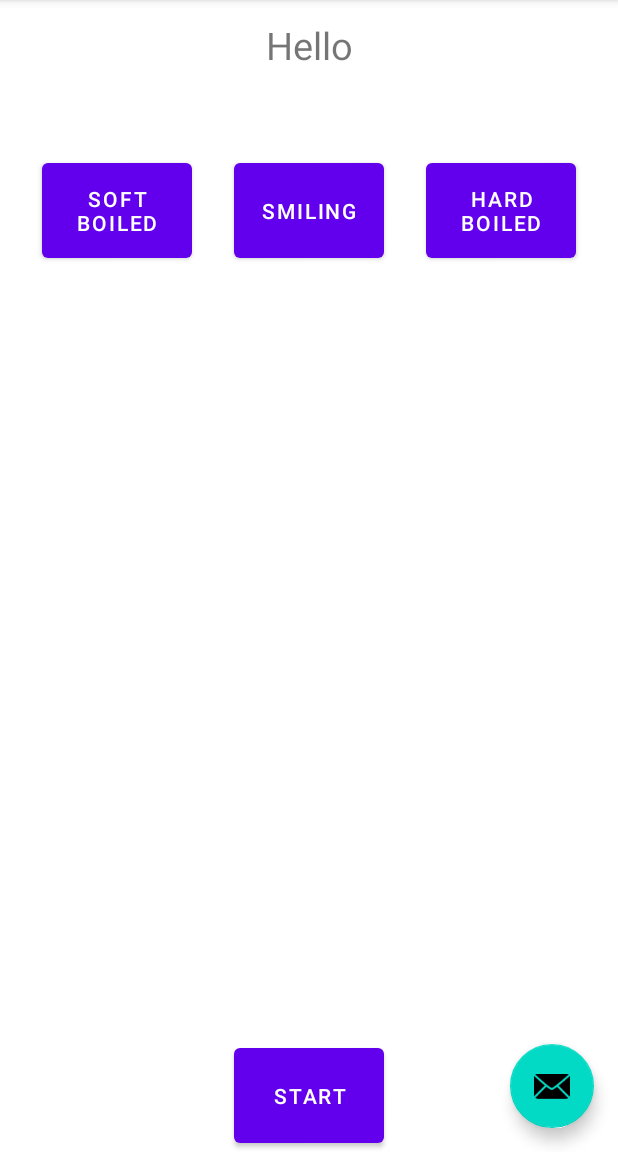
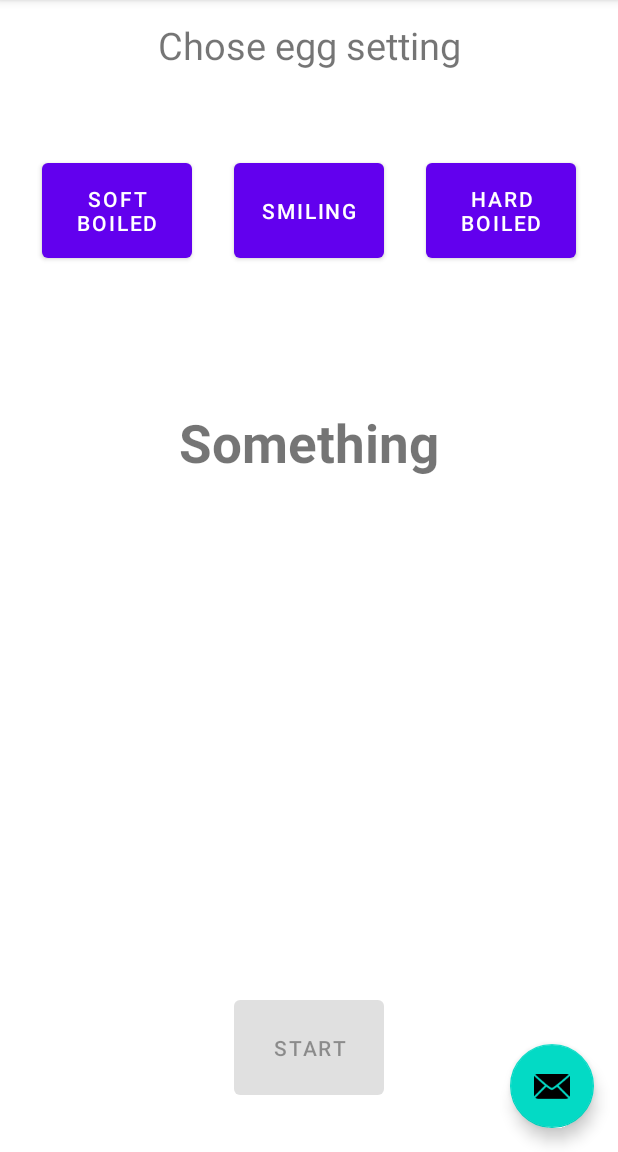
Before and after one commit to mart610k/EggWatch, an Android app: the screen it shows after launch (MainActivity), on a phone screen of 412 x 824 dp, the part 84-1236 px from its top. Run offline under Robolectric (Android 15) with nearby library versions, the phone set to English and light mode, and no system bars.

Commit message:
Set Time and GUI to work

```diff
--- a/app/src/main/res/layout/fragment_first.xml
+++ b/app/src/main/res/layout/fragment_first.xml
@@ -16,7 +16,7 @@
         <TextView
             android:layout_width="match_parent"
             android:layout_height="match_parent"
-            android:text="Hello"
+            android:text="@string/chose_egg_setting_text"
             android:textSize="25sp"
             android:gravity="center_horizontal|center_vertical"
             app:layout_constraintStart_toStartOf="parent"
@@ -25,15 +25,16 @@
     </androidx.constraintlayout.widget.ConstraintLayout>
 
     <androidx.constraintlayout.widget.ConstraintLayout
+        android:id="@+id/eggTypeButton_ConstraintLayout"
         android:layout_width="match_parent"
         android:layout_height="160dp"
         app:layout_constraintTop_toBottomOf="@+id/eggText_ConstraintLayout"
         app:layout_constraintVertical_bias="0.5"
-
         >
 
         <Button
             android:id="@+id/smiling_button"
+            android:onClick="onButtonSmilingClicked"
             android:layout_width="100dp"
             android:layout_height="75dp"
             android:width="5dp"
@@ -50,6 +51,7 @@
 
         <Button
             android:id="@+id/hard_boiled_button"
+            android:onClick="onButtonHardBoiledClicked"
             android:layout_width="100dp"
             android:layout_height="75dp"
             android:width="5dp"
@@ -66,6 +68,7 @@
 
         <Button
             android:id="@+id/soft_boiled_button"
+            android:onClick="onButtonSoftBoiledClicked"
             android:layout_width="100dp"
             android:layout_height="75dp"
             android:width="5dp"
@@ -85,6 +88,27 @@
     </androidx.constraintlayout.widget.ConstraintLayout>
 
 
+    <androidx.constraintlayout.widget.ConstraintLayout
+        android:layout_width="match_parent"
+        android:layout_height="150dp"
+        android:id="@+id/timer_text"
+        app:layout_constraintTop_toBottomOf="@+id/eggTypeButton_ConstraintLayout"
+        >
+
+        <TextView
+            android:id="@+id/Current_Timer_TextView"
+            android:layout_width="match_parent"
+            android:layout_height="match_parent"
+            android:text="Something"
+            android:gravity="center_vertical|center_horizontal"
+            android:textStyle="bold"
+            android:textSize="35sp"
+
+
+            />
+
+    </androidx.constraintlayout.widget.ConstraintLayout>
+
     <Button
         android:id="@+id/start_stop_button"
         android:text="@string/start_button"
@@ -92,12 +116,13 @@
         android:height="5dp"
         android:layout_width="100dp"
         android:layout_height="75dp"
+        android:enabled="false"
         app:layout_constraintBottom_toBottomOf="parent"
         app:layout_constraintEnd_toEndOf="parent"
         app:layout_constraintVertical_bias="0.90"
         app:layout_constraintVertical_weight="0.50"
         app:layout_constraintStart_toStartOf="parent"
-        app:layout_constraintTop_toBottomOf="@+id/smiling_button" />
+        app:layout_constraintTop_toBottomOf="@+id/timer_text" />
 
 
 </androidx.constraintlayout.widget.ConstraintLayout>
--- a/app/src/main/res/values/strings.xml
+++ b/app/src/main/res/values/strings.xml
@@ -17,5 +17,5 @@
     <string name="smiling">Smiling</string>
     <string name="start_button">start</string>
     <string name="stop_button">start</string>
-
+    <string name="chose_egg_setting_text">Chose egg setting</string>
 </resources>
```
Also changed, not shown: app/src/main/java/com/example/myapplication/MainActivity.java (+32 -0 lines).
